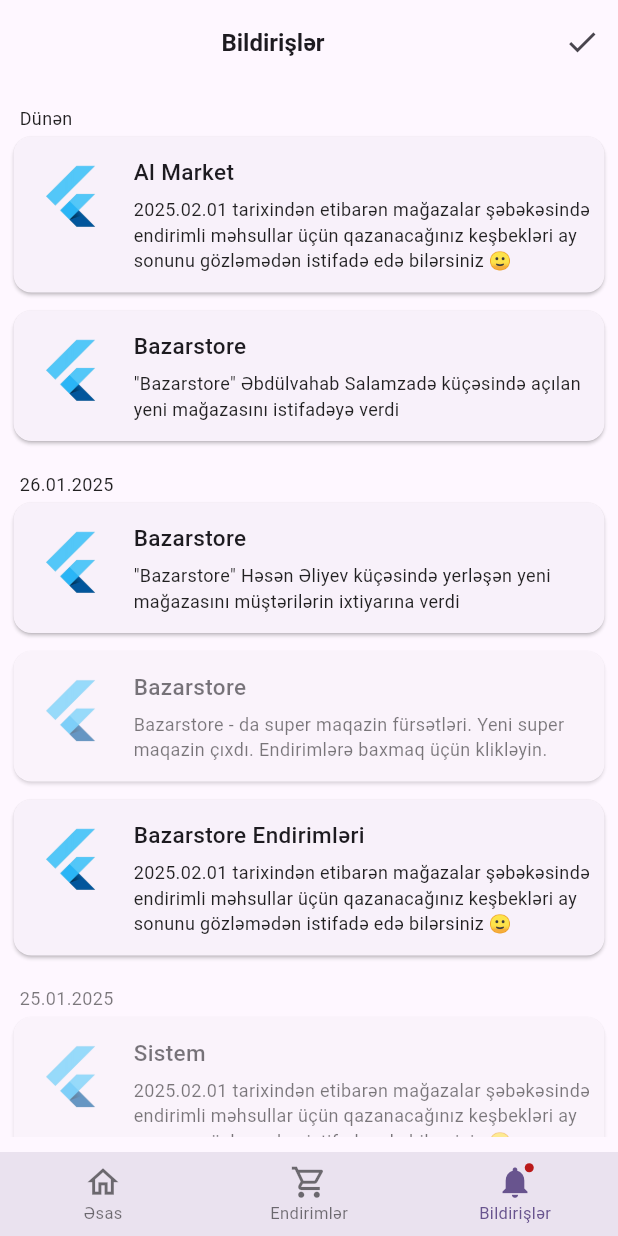
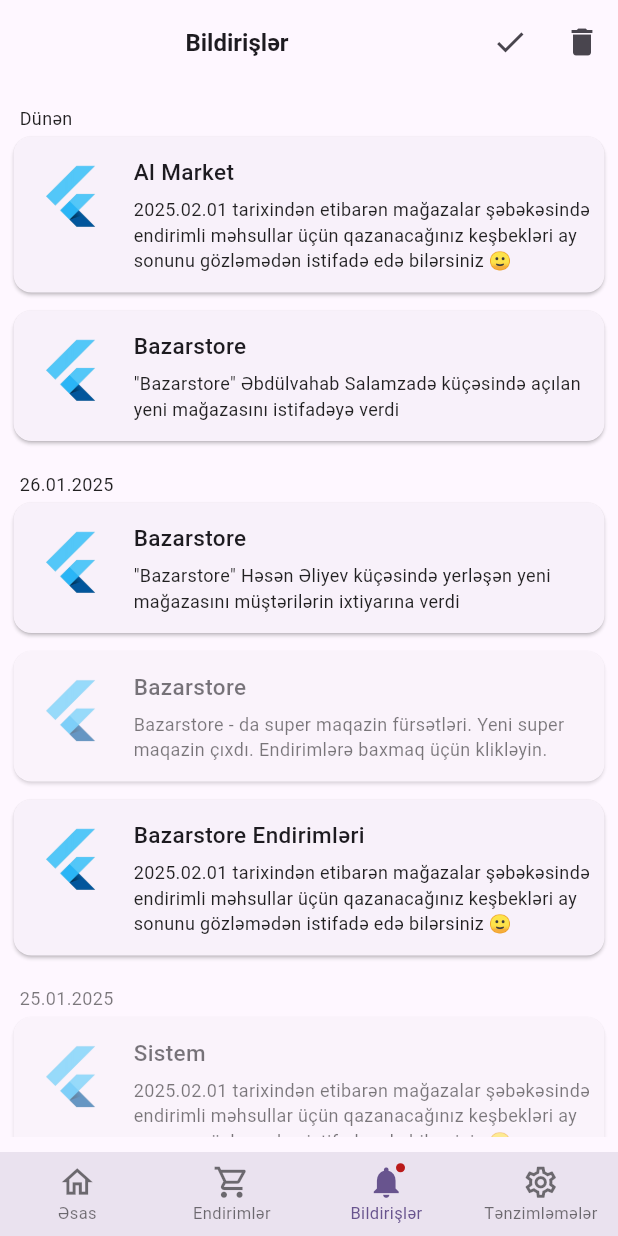
Before and after one commit to elchinabraham/sales_app, a Flutter app: the HomeScreen screen opened directly, item 3 of the bottom bar chosen, on a phone screen of 412 x 824 dp. Run offline on Flutter 3.47's test engine with Material 3 defaults, Android fonts, the phone set to English and light mode, and no system bars; our stand-ins replace shared_preferences; accounts and stored records are empty; network calls fail.

Commit message:
2025.01.28 10:45

```diff
--- a/lib/home/components/bottom_navigation_bar.dart
+++ b/lib/home/components/bottom_navigation_bar.dart
@@ -42,6 +42,11 @@ class MyBottomNavigationBar extends StatelessWidget {
               label: 'Bildirişlər',
               activeIcon: Badge(child: Icon(Icons.notifications, size: 25)),
             ),
+            BottomNavigationBarItem(
+              icon: Icon(Icons.settings_outlined, size: 25),
+              label: 'Tənzimləmələr',
+              activeIcon: Icon(Icons.settings, size: 25),
+            ),
           ],
         );
       },
@@ -69,6 +74,10 @@ class MyBottomNavigationBarCupertino extends StatelessWidget {
             icon: Badge(child: Icon(CupertinoIcons.archivebox)),
             label: 'Bildirişlər',
           ),
+          BottomNavigationBarItem(
+            icon: Icon(CupertinoIcons.settings),
+            label: 'Tənzimləmələr',
+          ),
         ],
       ),
       tabBuilder: (BuildContext context, int index) {
--- a/lib/main.dart
+++ b/lib/main.dart
@@ -1,6 +1,7 @@
 import 'package:flutter/material.dart';
 import 'package:provider/provider.dart';
 import 'package:sales_app/home/providers/bottom_navigation_notifier.dart';
+import 'package:sales_app/notifications/providers/notification_notifier.dart';
 import 'package:shared_preferences/shared_preferences.dart';
 
 import 'home/screens/home.dart';
@@ -32,6 +33,9 @@ class MyApp extends StatelessWidget {
         ChangeNotifierProvider(
           create: (ctx) => BottomNavigationNotifier(),
         ),
+        ChangeNotifierProvider(
+          create: (ctx) => NotificationNotifier(),
+        ),
       ],
       child: MaterialApp(
         title: 'Flutter Demo',
--- a/lib/notifications/components/notification_card.dart
+++ b/lib/notifications/components/notification_card.dart
@@ -6,15 +6,19 @@ class NotificationCard extends StatelessWidget {
     super.key,
     required this.notification,
     required this.isDateRequired,
+    required this.onSelectedItem,
   });
 
   final MyNotification notification;
   final bool isDateRequired;
+  final Future<void> Function() onSelectedItem;
 
   @override
   Widget build(BuildContext context) {
     return Opacity(
       opacity: notification.isSeen ? 0.6 : 1,
+      child: InkWell(
+        onTap: onSelectedItem,
         child: Container(
           padding: const EdgeInsets.symmetric(vertical: 2, horizontal: 5),
           child: Column(
@@ -42,7 +46,8 @@ class NotificationCard extends StatelessWidget {
                       child: Image.asset('assets/images/flutter-icon.png'),
                     ),
                     Expanded(
-                    child: SizedBox(
+                      child: Container(
+                        padding: const EdgeInsets.only(right: 5),
                         child: Column(
                           crossAxisAlignment: CrossAxisAlignment.start,
                           children: [
@@ -57,7 +62,8 @@ class NotificationCard extends StatelessWidget {
                               ),
                             ),
                             Padding(
-                            padding: const EdgeInsets.only(top: 6, bottom: 13),
+                              padding:
+                                  const EdgeInsets.only(top: 6, bottom: 13),
                               child: Text(
                                 notification.content,
                                 style: const TextStyle(
@@ -76,6 +82,7 @@ class NotificationCard extends StatelessWidget {
             ],
           ),
         ),
+      ),
     );
   }
 }
--- a/lib/notifications/models/notification.dart
+++ b/lib/notifications/models/notification.dart
@@ -6,7 +6,7 @@ class MyNotification {
   final String content;
   final String date;
   final String time;
-  final bool isSeen;
+  bool isSeen;
 
   MyNotification({
     required this.id,
--- /dev/null
+++ b/lib/notifications/providers/notification_notifier.dart
@@ -0,0 +1,79 @@
+import 'package:flutter/material.dart';
+
+import '../models/notification.dart';
+
+class NotificationNotifier with ChangeNotifier {
+  List<MyNotification> _notifications = [
+    MyNotification(
+      id: '1',
+      title: 'Al Market',
+      content:
+          '2025.02.01 tarixindən etibarən mağazalar şəbəkəsində endirimli məhsullar üçün qazanacağınız keşbekləri ay sonunu gözləmədən istifadə edə bilərsiniz 🙂',
+      date: '27.01.2025',
+      time: '16:00',
+      isSeen: false,
+    ),
+    MyNotification(
+      id: '2',
+      title: 'Bazarstore',
+      content:
+          '"Bazarstore" Əbdülvahab Salamzadə küçəsində açılan yeni mağazasını istifadəyə verdi',
+      date: '27.01.2025',
+      time: '10:45',
+      isSeen: false,
+    ),
+    MyNotification(
+      id: '3',
+      title: 'Bazarstore',
+      content:
+          '"Bazarstore" Həsən Əliyev küçəsində yerləşən yeni mağazasını müştərilərin ixtiyarına verdi',
+      date: '26.01.2025',
+      time: '09:30',
+      isSeen: false,
+    ),
+    MyNotification(
+      id: '4',
+      title: 'Bazarstore',
+      content:
+          'Bazarstore - da super maqazin fürsətləri. Yeni super maqazin çıxdı. Endirimlərə baxmaq üçün klikləyin. ',
+      date: '26.01.2025',
+      time: '09:30',
+      isSeen: true,
+    ),
+    MyNotification(
+      id: '5',
+      title: 'Bazarstore Endirimləri',
+      content:
+          '2025.02.01 tarixindən etibarən mağazalar şəbəkəsində endirimli məhsullar üçün qazanacağınız keşbekləri ay sonunu gözləmədən istifadə edə bilərsiniz 🙂',
+      date: '26.01.2025',
+      time: '09:30',
+      isSeen: false,
+    ),
+    MyNotification(
+      id: '6',
+      title: 'Sistem',
+      content:
+          '2025.02.01 tarixindən etibarən mağazalar şəbəkəsində endirimli məhsullar üçün qazanacağınız keşbekləri ay sonunu gözləmədən istifadə edə bilərsiniz 🙂',
+      date: '25.01.2025',
+      time: '09:30',
+      isSeen: true,
+    ),
+  ];
+
+  List<MyNotification> get notifications => _notifications;
+
+  void readNotification(String id) {
+    final index =
+        _notifications.indexWhere((notification) => notification.id == id);
+
+    _notifications[index].isSeen = true;
+
+    notifyListeners();
+  }
+
+  void removeNotification(String id) {
+    _notifications =
+        _notifications.where((notification) => notification.id != id).toList();
+    notifyListeners();
+  }
+}
--- a/lib/notifications/screens/notifications.dart
+++ b/lib/notifications/screens/notifications.dart
@@ -1,9 +1,22 @@
 import 'package:flutter/material.dart';
+import 'package:provider/provider.dart';
+import 'package:sales_app/notifications/components/notification_alert_dialog.dart';
 import 'package:sales_app/notifications/components/notification_card.dart';
-import 'package:sales_app/notifications/models/notification.dart';
+import 'package:sales_app/notifications/providers/notification_notifier.dart';
 
 class NotificationsScreen extends StatelessWidget {
   const NotificationsScreen({super.key});
+
+  Future<void> _showMyDialog(
+      BuildContext context, String title, String content) async {
+    return showDialog<void>(
+      context: context,
+      barrierDismissible: false,
+      builder: (BuildContext context) {
+        return NotificationAlertDialog(title: title, content: content);
+      },
+    );
+  }
 
   @override
   Widget build(BuildContext context) {
@@ -22,17 +35,46 @@ class NotificationsScreen extends StatelessWidget {
             onPressed: () {},
             icon: const Icon(Icons.check),
           ),
+          IconButton(
+            onPressed: () {},
+            icon: const Icon(Icons.delete),
+          ),
         ],
       ),
       body: Padding(
         padding: const EdgeInsets.only(bottom: 10),
-        child: ListView.builder(
-          itemCount: notifications.length,
-          itemBuilder: (ctx, index) {
-            return NotificationCard(
-              notification: notifications[index],
-              isDateRequired: (index == 0 ||
-                  notifications[index].date != notifications[index - 1].date),
+        child: Consumer<NotificationNotifier>(
+          builder: (context, value, child) {
+            return ListView.builder(
+              itemCount: value.notifications.length,
+              itemBuilder: (ctx, index) {
+                final notification = value.notifications[index];
+
+                return Dismissible(
+                  key: Key(notification.id),
+                  direction: DismissDirection.endToStart,
+                  dismissThresholds: const {DismissDirection.endToStart: 0.5},
+                  confirmDismiss: (direction) async {
+                    value.removeNotification(notification.id);
+                    return true;
+                  },
+                  child: NotificationCard(
+                    notification: notification,
+                    isDateRequired: (index == 0 ||
+                        notification.date !=
+                            value.notifications[index - 1].date),
+                    onSelectedItem: () async {
+                      value.readNotification(notification.id);
+
+                      await _showMyDialog(
+                        context,
+                        notification.title,
+                        notification.content,
+                      );
+                    },
+                  ),
+                );
+              },
             );
           },
         ),
@@ -40,60 +82,3 @@ class NotificationsScreen extends StatelessWidget {
     );
   }
 }
-
-final notifications = [
-  MyNotification(
-    id: '1',
-    title: 'Al Market',
-    content:
-        '2025.02.01 tarixindən etibarən mağazalar şəbəkəsində endirimli məhsullar üçün qazanacağınız keşbekləri ay sonunu gözləmədən istifadə edə bilərsiniz 🙂',
-    date: '27.01.2025',
-    time: '16:00',
-    isSeen: false,
-  ),
-  MyNotification(
-    id: '2',
-    title: 'Bazarstore',
-    content:
-        '"Bazarstore" Əbdülvahab Salamzadə küçəsində açılan yeni mağazasını istifadəyə verdi',
-    date: '27.01.2025',
-    time: '10:45',
-    isSeen: false,
-  ),
-  MyNotification(
-    id: '3',
-    title: 'Bazarstore',
-    content:
-        '"Bazarstore" Həsən Əliyev küçəsində yerləşən yeni mağazasını müştərilərin ixtiyarına verdi',
-    date: '26.01.2025',
-    time: '09:30',
-    isSeen: false,
-  ),
-  MyNotification(
-    id: '4',
-    title: 'Bazarstore',
-    content:
-        'Bazarstore - da super maqazin fürsətləri. Yeni super maqazin çıxdı. Endirimlərə baxmaq üçün klikləyin. ',
-    date: '26.01.2025',
-    time: '09:30',
-    isSeen: true,
-  ),
-  MyNotification(
-    id: '5',
-    title: 'Bazarstore Endirimləri',
-    content:
-        '2025.02.01 tarixindən etibarən mağazalar şəbəkəsində endirimli məhsullar üçün qazanacağınız keşbekləri ay sonunu gözləmədən istifadə edə bilərsiniz 🙂',
-    date: '26.01.2025',
-    time: '09:30',
-    isSeen: false,
-  ),
-  MyNotification(
-    id: '6',
-    title: 'Sistem',
-    content:
-        '2025.02.01 tarixindən etibarən mağazalar şəbəkəsində endirimli məhsullar üçün qazanacağınız keşbekləri ay sonunu gözləmədən istifadə edə bilərsiniz 🙂',
-    date: '25.01.2025',
-    time: '09:30',
-    isSeen: true,
-  ),
-];
```
Also changed, not shown: lib/notifications/components/notification_alert_dialog.dart (added, +69 -0 lines). Lines whose indentation alone changed are shown as unchanged.
